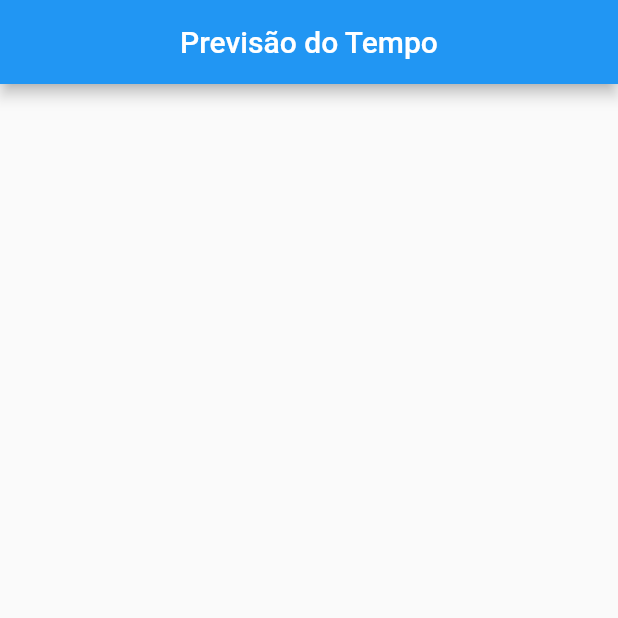
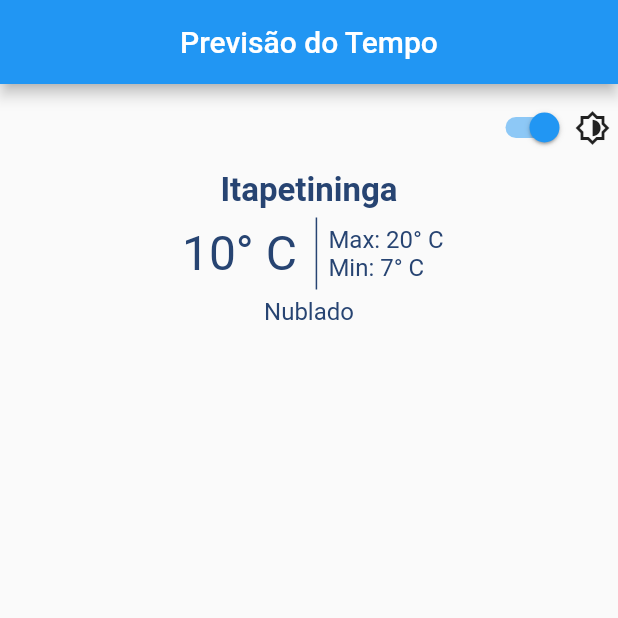
Before and after one commit to guilhermebrrrs/previsao_tempo, a Flutter app: the screen it shows after launch, on a phone screen of 412 x 824 dp, the top half of it. Run offline on Flutter 3.47's test engine with Material 2 defaults, Android fonts, the phone set to English and light mode, and no system bars.

Commit message:
feat: add mock weather forecast

```diff
--- a/lib/App.dart
+++ b/lib/App.dart
@@ -1,5 +1,5 @@
 import 'package:flutter/material.dart';
-import 'package:previsao_tempo/screens/Home.dart';
+import 'package:previsao_tempo/screens/Home/Home.dart';
 
 class App extends StatelessWidget {
   const App({Key? key}) : super(key: key);
--- a/lib/screens/Home.dart
+++ b/lib/screens/Home/Home.dart
@@ -1,4 +1,5 @@
 import 'package:flutter/material.dart';
+import 'package:previsao_tempo/screens/Home/widgets/Body.dart';
 
 class Home extends StatefulWidget {
   const Home({Key? key}) : super(key: key);
@@ -15,6 +16,7 @@ class _HomeState extends State<Home> {
         centerTitle: true,
         title: Text("Previsão do Tempo"),
       ),
+      body: Body(),
     );
   }
 }
--- /dev/null
+++ b/lib/screens/Home/widgets/Body.dart
@@ -0,0 +1,23 @@
+import 'package:flutter/material.dart';
+import 'package:previsao_tempo/screens/Home/widgets/Info.dart';
+
+class Body extends StatelessWidget {
+  const Body({Key? key}) : super(key: key);
+
+  @override
+  Widget build(BuildContext context) {
+    return Center(
+      child: Column(
+        children: [
+          Info(
+            cidade: "Itapetininga",
+            descricao: "Nublado",
+            temperaturaAtual: "10",
+            temperaturaMaxima: "20",
+            temperaturaMinima: "7",
+          ),
+        ],
+      ),
+    );
+  }
+}
--- /dev/null
+++ b/lib/screens/Home/widgets/Info.dart
@@ -0,0 +1,106 @@
+import 'package:flutter/material.dart';
+
+class Info extends StatelessWidget {
+  final String cidade;
+  final String descricao;
+  final String temperaturaAtual;
+  final String temperaturaMaxima;
+  final String temperaturaMinima;
+
+  Info({
+    required this.cidade,
+    required this.descricao,
+    required this.temperaturaAtual,
+    required this.temperaturaMaxima,
+    required this.temperaturaMinima,
+  }) : super();
+
+  @override
+  Widget build(BuildContext context) {
+    return Padding(
+      child: Column(
+        children: [
+          Row(
+            children: [
+              Row(
+                children: [
+                  Switch(value: true, onChanged: (value) {}),
+                  Icon(Icons.brightness_6_outlined),
+                ],
+              ),
+            ],
+            mainAxisAlignment: MainAxisAlignment.end,
+          ),
+          Padding(
+            child: Text(
+              cidade,
+              style: TextStyle(
+                color: Color.fromRGBO(39, 68, 114, 1),
+                fontSize: 22,
+                fontWeight: FontWeight.bold,
+              ),
+            ),
+            padding: EdgeInsets.all(5),
+          ),
+          IntrinsicHeight(
+            child: Row(
+              children: [
+                Padding(
+                  child: Row(
+                    children: [
+                      Text(
+                        "$temperaturaAtual° C",
+                        style: TextStyle(
+                          color: Color.fromRGBO(39, 68, 114, 1),
+                          fontSize: 32,
+                        ),
+                      ),
+                    ],
+                    mainAxisAlignment: MainAxisAlignment.center,
+                  ),
+                  padding: EdgeInsets.all(5),
+                ),
+                VerticalDivider(
+                  color: Color.fromRGBO(39, 68, 114, 1),
+                  thickness: 1,
+                ),
+                Column(
+                  children: [
+                    Text(
+                      "Max: $temperaturaMaxima° C",
+                      style: TextStyle(
+                        color: Color.fromRGBO(39, 68, 114, 1),
+                        fontSize: 16,
+                      ),
+                    ),
+                    Text(
+                      "Min: $temperaturaMinima° C",
+                      style: TextStyle(
+                        color: Color.fromRGBO(39, 68, 114, 1),
+                        fontSize: 16,
+                      ),
+                    ),
+                  ],
+                  crossAxisAlignment: CrossAxisAlignment.start,
+                  mainAxisAlignment: MainAxisAlignment.center,
+                ),
+              ],
+              mainAxisAlignment: MainAxisAlignment.center,
+            ),
+          ),
+          Padding(
+            padding: EdgeInsets.all(5),
+            child: Text(
+              descricao,
+              style: TextStyle(
+                color: Color.fromRGBO(39, 68, 114, 1),
+                fontSize: 16,
+              ),
+            ),
+          )
+        ],
+      ),
+      padding: EdgeInsets.all(5),
+    );
+  }
+}
```
